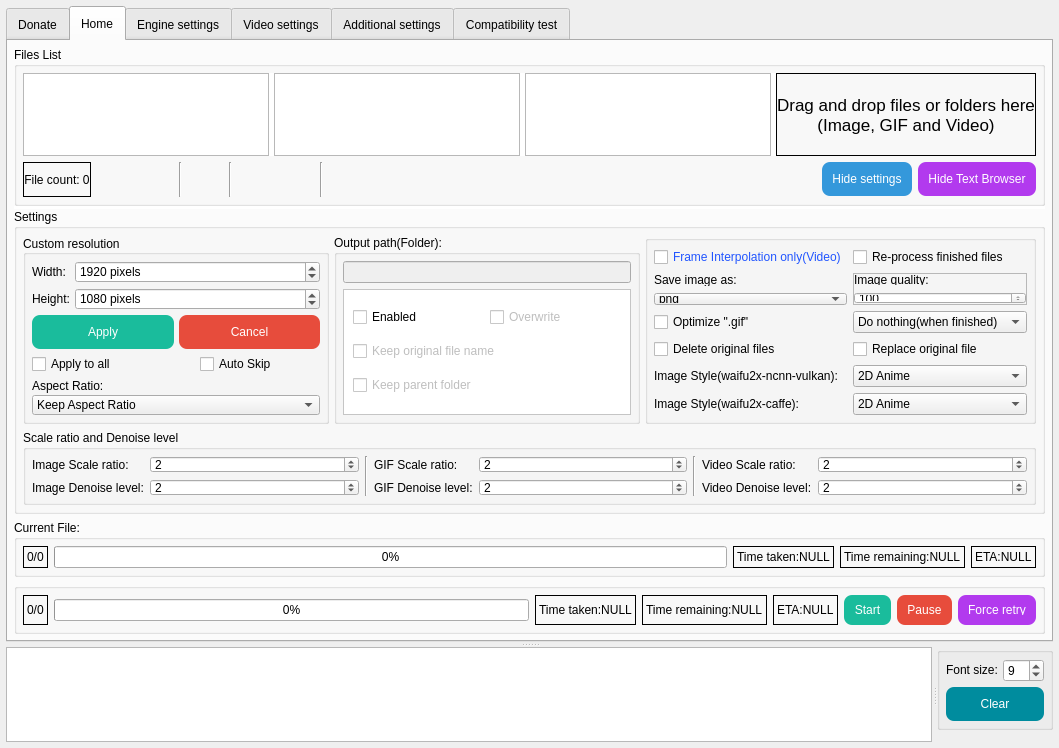
Old version of the form SRC/Waifu2x-Extension-QT/mainwindow.ui in the repository AaronFeng753/Waifu2x-Extension-GUI.
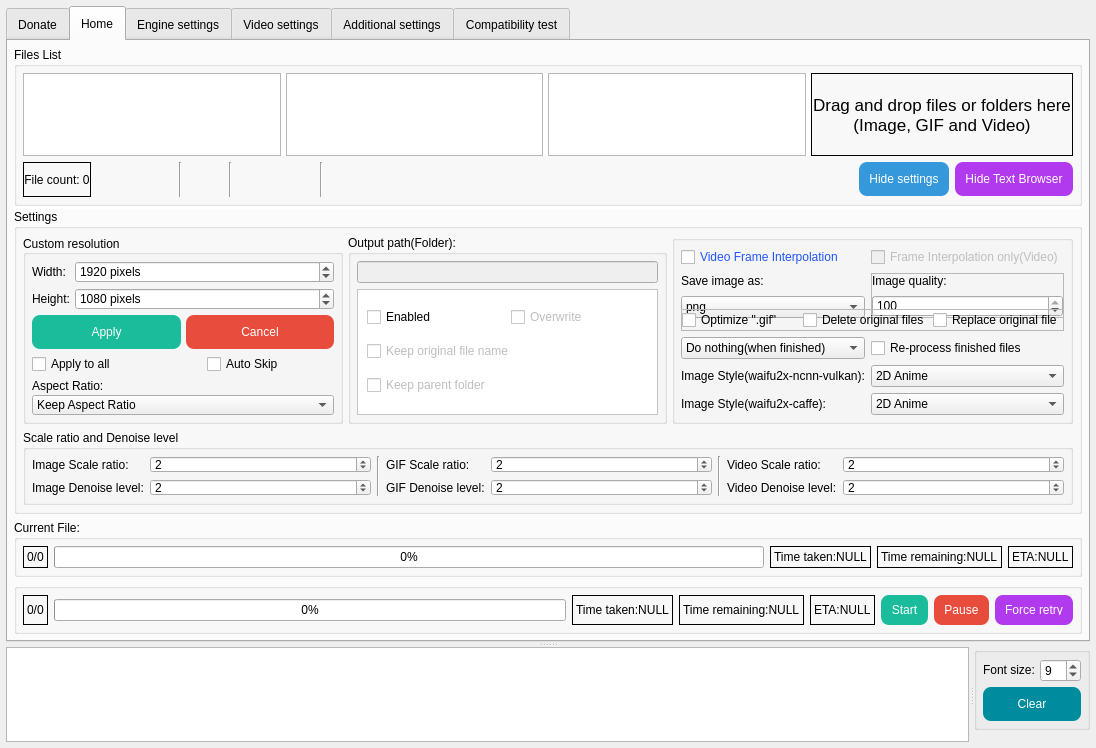
New version of the form. Icons and pictures are not drawn.

What changed in the file:
```diff
--- a/SRC/Waifu2x-Extension-QT/mainwindow.ui
+++ b/SRC/Waifu2x-Extension-QT/mainwindow.ui
@@ -6,7 +6,7 @@
    <rect>
     <x>0</x>
     <y>0</y>
-    <width>1059</width>
+    <width>1096</width>
     <height>748</height>
    </rect>
   </property>
@@ -2123,24 +2123,121 @@
                   <property name="bottomMargin">
                    <number>6</number>
                   </property>
-                  <item row="6" column="1">
-                   <widget class="QComboBox" name="comboBox_ImageStyle_Waifu2xCaffe">
+                  <item row="1" column="1">
+                   <widget class="QFrame" name="frame_2">
+                    <property name="enabled">
+                     <bool>true</bool>
+                    </property>
+                    <property name="sizePolicy">
+                     <sizepolicy hsizetype="Preferred" vsizetype="Fixed">
+                      <horstretch>0</horstretch>
+                      <verstretch>0</verstretch>
+                     </sizepolicy>
+                    </property>
+                    <property name="minimumSize">
+                     <size>
+                      <width>0</width>
+                      <height>45</height>
+                     </size>
+                    </property>
+                    <property name="maximumSize">
+                     <size>
+                      <width>16777215</width>
+                      <height>16777215</height>
+                     </size>
+                    </property>
+                    <property name="frameShape">
+                     <enum>QFrame::StyledPanel</enum>
+                    </property>
+                    <property name="frameShadow">
+                     <enum>QFrame::Raised</enum>
+                    </property>
+                    <layout class="QGridLayout" name="gridLayout_45">
+                     <property name="sizeConstraint">
+                      <enum>QLayout::SetDefaultConstraint</enum>
+                     </property>
+                     <property name="leftMargin">
+                      <number>0</number>
+                     </property>
+                     <property name="topMargin">
+                      <number>0</number>
+                     </property>
+                     <property name="rightMargin">
+                      <number>0</number>
+                     </property>
+                     <property name="bottomMargin">
+                      <number>0</number>
+                     </property>
+                     <property name="spacing">
+                      <number>7</number>
+                     </property>
+                     <item row="1" column="0">
+                      <widget class="QLabel" name="label_63">
+                       <property name="sizePolicy">
+                        <sizepolicy hsizetype="Preferred" vsizetype="Fixed">
+                         <horstretch>0</horstretch>
+                         <verstretch>0</verstretch>
+                        </sizepolicy>
+                       </property>
+                       <property name="text">
+                        <string>Image quality:</string>
+                       </property>
+                      </widget>
+                     </item>
+                     <item row="2" column="0">
+                      <widget class="QSpinBox" name="spinBox_ImageQualityLevel">
+                       <property name="toolTip">
+                        <string>Only takes effect when processing Static Image.
+
+Will NOT take effect when processing Video and GIF.</string>
+                       </property>
+                       <property name="minimum">
+                        <number>1</number>
+                       </property>
+                       <property name="maximum">
+                        <number>100</number>
+                       </property>
+                       <property name="value">
+                        <number>100</number>
+                       </property>
+                      </widget>
+                     </item>
+                    </layout>
+                   </widget>
+                  </item>
+                  <item row="7" column="0">
+                   <widget class="QLabel" name="label_ImageStyle_W2xNCNNVulkan">
+                    <property name="maximumSize">
+                     <size>
+                      <width>16777215</width>
+                      <height>16777215</height>
+                     </size>
+                    </property>
+                    <property name="toolTip">
+                     <string>Only works when using &quot;waifu2x-ncnn-vulkan&quot; engine. 
+Waifu2x-converter and Anime4k only support &quot;2D Anime&quot; image style.
+Realsr-ncnn-vulkan only supports &quot;3D Real-life&quot; image style.
+SRMD-ncnn-vulkan can supports all image style without change any settings.</string>
+                    </property>
+                    <property name="text">
+                     <string>Image Style(waifu2x-ncnn-vulkan):</string>
+                    </property>
+                    <property name="alignment">
+                     <set>Qt::AlignLeading|Qt::AlignLeft|Qt::AlignVCenter</set>
+                    </property>
+                   </widget>
+                  </item>
+                  <item row="8" column="0">
+                   <widget class="QLabel" name="label_ImageStyle_W2xCaffe">
                     <property name="toolTip">
                      <string>Only works when using &quot;waifu2x-caffe&quot; engine. 
 Waifu2x-converter and Anime4k only support &quot;2D Anime&quot; image style.
 Realsr-ncnn-vulkan only supports &quot;3D Real-life&quot; image style.
 SRMD-ncnn-vulkan can supports all image style without change any settings.</string>
                     </property>
-                    <item>
-                     <property name="text">
-                      <string>2D Anime</string>
-                     </property>
-                    </item>
-                    <item>
-                     <property name="text">
-                      <string>3D Real-life</string>
-                     </property>
-                    </item>
+                    <property name="text">
+                     <string>Image Style(waifu2x-caffe):</string>
+                    </property>
                    </widget>
                   </item>
                   <item row="1" column="0">
@@ -2154,10 +2251,16 @@
                       <verstretch>0</verstretch>
                      </sizepolicy>
                     </property>
+                    <property name="minimumSize">
+                     <size>
+                      <width>0</width>
+                      <height>45</height>
+                     </size>
+                    </property>
                     <property name="maximumSize">
                      <size>
                       <width>16777215</width>
-                      <height>45</height>
+                      <height>16777215</height>
                      </size>
                     </property>
                     <property name="frameShape">
@@ -2265,30 +2368,131 @@
                     </layout>
                    </widget>
                   </item>
-                  <item row="0" column="1">
-                   <widget class="QCheckBox" name="checkBox_ReProcFinFiles">
+                  <item row="7" column="1">
+                   <widget class="QComboBox" name="comboBox_ImageStyle">
+                    <property name="minimumSize">
+                     <size>
+                      <width>120</width>
+                      <height>0</height>
+                     </size>
+                    </property>
                     <property name="toolTip">
-                     <string>When there are finished files in the list, the finished files will
-be processed again when the processing process is started again.</string>
+                     <string>Only works when using &quot;waifu2x-ncnn-vulkan&quot; engine. 
+Waifu2x-converter and Anime4k only support &quot;2D Anime&quot; image style.
+Realsr-ncnn-vulkan only supports &quot;3D Real-life&quot; image style.
+SRMD-ncnn-vulkan can supports all image style without change any settings.</string>
                     </property>
-                    <property name="text">
-                     <string>Re-process finished files</string>
+                    <property name="currentText">
+                     <string notr="true">2D Anime</string>
                     </property>
+                    <item>
+                     <property name="text">
+                      <string>2D Anime</string>
+                     </property>
+                    </item>
+                    <item>
+                     <property name="text">
+                      <string>3D Real-life</string>
+                     </property>
+                    </item>
                    </widget>
                   </item>
-                  <item row="4" column="1">
-                   <widget class="QCheckBox" name="checkBox_ReplaceOriginalFile">
+                  <item row="8" column="1">
+                   <widget class="QComboBox" name="comboBox_ImageStyle_Waifu2xCaffe">
+                    <property name="toolTip">
+                     <string>Only works when using &quot;waifu2x-caffe&quot; engine. 
+Waifu2x-converter and Anime4k only support &quot;2D Anime&quot; image style.
+Realsr-ncnn-vulkan only supports &quot;3D Real-life&quot; image style.
+SRMD-ncnn-vulkan can supports all image style without change any settings.</string>
+                    </property>
+                    <item>
+                     <property name="text">
+                      <string>2D Anime</string>
+                     </property>
+                    </item>
+                    <item>
+                     <property name="text">
+                      <string>3D Real-life</string>
+                     </property>
+                    </item>
+                   </widget>
+                  </item>
+                  <item row="4" column="0" colspan="2">
+                   <widget class="QFrame" name="frame_13">
                     <property name="sizePolicy">
                      <sizepolicy hsizetype="Preferred" vsizetype="Fixed">
                       <horstretch>0</horstretch>
                       <verstretch>0</verstretch>
                      </sizepolicy>
                     </property>
-                    <property name="contextMenuPolicy">
-                     <enum>Qt::ActionsContextMenu</enum>
+                    <property name="minimumSize">
+                     <size>
+                      <width>0</width>
+                      <height>0</height>
+                     </size>
                     </property>
-                    <property name="toolTip">
-                     <string>After processing the file, directly replace
+                    <property name="frameShape">
+                     <enum>QFrame::StyledPanel</enum>
+                    </property>
+                    <property name="frameShadow">
+                     <enum>QFrame::Raised</enum>
+                    </property>
+                    <layout class="QGridLayout" name="gridLayout_66">
+                     <property name="leftMargin">
+                      <number>0</number>
+                     </property>
+                     <property name="topMargin">
+                      <number>0</number>
+                     </property>
+                     <property name="rightMargin">
+                      <number>0</number>
+                     </property>
+                     <property name="bottomMargin">
+                      <number>0</number>
+                     </property>
+                     <property name="horizontalSpacing">
+                      <number>3</number>
+                     </property>
+                     <property name="verticalSpacing">
+                      <number>0</number>
+                     </property>
+                     <item row="0" column="1">
+                      <widget class="QCheckBox" name="checkBox_DelOriginal">
+                       <property name="sizePolicy">
+                        <sizepolicy hsizetype="Preferred" vsizetype="Fixed">
+                         <horstretch>0</horstretch>
+                         <verstretch>0</verstretch>
+                        </sizepolicy>
+                       </property>
+                       <property name="contextMenuPolicy">
+                        <enum>Qt::ActionsContextMenu</enum>
+                       </property>
+                       <property name="toolTip">
+                        <string>Delete the original file after processing is complete.
+
+*This option will be deactivated when [Replace original
+file] is enabled*
+
+[Right click here to show more options]</string>
+                       </property>
+                       <property name="text">
+                        <string>Delete original files</string>
+                       </property>
+                      </widget>
+                     </item>
+                     <item row="0" column="2">
+                      <widget class="QCheckBox" name="checkBox_ReplaceOriginalFile">
+                       <property name="sizePolicy">
+                        <sizepolicy hsizetype="Preferred" vsizetype="Fixed">
+                         <horstretch>0</horstretch>
+                         <verstretch>0</verstretch>
+                        </sizepolicy>
+                       </property>
+                       <property name="contextMenuPolicy">
+                        <enum>Qt::ActionsContextMenu</enum>
+                       </property>
+                       <property name="toolTip">
+                        <string>After processing the file, directly replace
 the original file with the result file.
 (And keep the original file name.)
 
@@ -2298,219 +2502,35 @@
 path] or [Delete original files] is enabled*
 
 [Right click here to show more options]</string>
-                    </property>
-                    <property name="text">
-                     <string>Replace original file</string>
-                    </property>
-                   </widget>
-                  </item>
-                  <item row="1" column="1">
-                   <widget class="QFrame" name="frame_2">
-                    <property name="enabled">
-                     <bool>true</bool>
-                    </property>
-                    <property name="sizePolicy">
-                     <sizepolicy hsizetype="Preferred" vsizetype="Fixed">
-                      <horstretch>0</horstretch>
-                      <verstretch>0</verstretch>
-                     </sizepolicy>
-                    </property>
-                    <property name="maximumSize">
-                     <size>
-                      <width>16777215</width>
-                      <height>45</height>
-                     </size>
-                    </property>
-                    <property name="frameShape">
-                     <enum>QFrame::StyledPanel</enum>
-                    </property>
-                    <property name="frameShadow">
-                     <enum>QFrame::Raised</enum>
-                    </property>
-                    <layout class="QGridLayout" name="gridLayout_45">
-                     <property name="sizeConstraint">
-                      <enum>QLayout::SetDefaultConstraint</enum>
-                     </property>
-                     <property name="leftMargin">
-                      <number>0</number>
-                     </property>
-                     <property name="topMargin">
-                      <number>0</number>
-                     </property>
-                     <property name="rightMargin">
-                      <number>0</number>
-                     </property>
-                     <property name="bottomMargin">
-                      <number>0</number>
-                     </property>
-                     <property name="spacing">
-                      <number>7</number>
-                     </property>
-                     <item row="1" column="0">
-                      <widget class="QLabel" name="label_63">
+                       </property>
+                       <property name="text">
+                        <string>Replace original file</string>
+                       </property>
+                      </widget>
+                     </item>
+                     <item row="0" column="0">
+                      <widget class="QCheckBox" name="checkBox_OptGIF">
                        <property name="sizePolicy">
                         <sizepolicy hsizetype="Preferred" vsizetype="Fixed">
                          <horstretch>0</horstretch>
                          <verstretch>0</verstretch>
                         </sizepolicy>
                        </property>
-                       <property name="text">
-                        <string>Image quality:</string>
-                       </property>
-                      </widget>
-                     </item>
-                     <item row="2" column="0">
-                      <widget class="QSpinBox" name="spinBox_ImageQualityLevel">
                        <property name="toolTip">
-                        <string>Only takes effect when processing Static Image.
-
-Will NOT take effect when processing Video and GIF.</string>
-                       </property>
-                       <property name="minimum">
-                        <number>1</number>
-                       </property>
-                       <property name="maximum">
-                        <number>100</number>
-                       </property>
-                       <property name="value">
-                        <number>100</number>
-                       </property>
-                      </widget>
-                     </item>
-                    </layout>
-                   </widget>
-                  </item>
-                  <item row="0" column="0">
-                   <widget class="QCheckBox" name="checkBox_FrameInterpolationOnly_Video">
-                    <property name="font">
-                     <font>
-                      <weight>50</weight>
-                      <bold>false</bold>
-                     </font>
-                    </property>
-                    <property name="toolTip">
-                     <string>Skip the super-resolution, only interpolate video frames.
-You can modify the settings of Frame Interpolation in the
-[Video settings] tab.
-
-*Only taken effect when processing video*</string>
-                    </property>
-                    <property name="styleSheet">
-                     <string notr="true">color: rgb(33, 85, 255);</string>
-                    </property>
-                    <property name="text">
-                     <string>Frame Interpolation only(Video)</string>
-                    </property>
-                   </widget>
-                  </item>
-                  <item row="5" column="1">
-                   <widget class="QComboBox" name="comboBox_ImageStyle">
-                    <property name="minimumSize">
-                     <size>
-                      <width>120</width>
-                      <height>0</height>
-                     </size>
-                    </property>
-                    <property name="toolTip">
-                     <string>Only works when using &quot;waifu2x-ncnn-vulkan&quot; engine. 
-Waifu2x-converter and Anime4k only support &quot;2D Anime&quot; image style.
-Realsr-ncnn-vulkan only supports &quot;3D Real-life&quot; image style.
-SRMD-ncnn-vulkan can supports all image style without change any settings.</string>
-                    </property>
-                    <property name="currentText">
-                     <string notr="true">2D Anime</string>
-                    </property>
-                    <item>
-                     <property name="text">
-                      <string>2D Anime</string>
-                     </property>
-                    </item>
-                    <item>
-                     <property name="text">
-                      <string>3D Real-life</string>
-                     </property>
-                    </item>
-                   </widget>
-                  </item>
-                  <item row="6" column="0">
-                   <widget class="QLabel" name="label_ImageStyle_W2xCaffe">
-                    <property name="toolTip">
-                     <string>Only works when using &quot;waifu2x-caffe&quot; engine. 
-Waifu2x-converter and Anime4k only support &quot;2D Anime&quot; image style.
-Realsr-ncnn-vulkan only supports &quot;3D Real-life&quot; image style.
-SRMD-ncnn-vulkan can supports all image style without change any settings.</string>
-                    </property>
-                    <property name="text">
-                     <string>Image Style(waifu2x-caffe):</string>
-                    </property>
-                   </widget>
-                  </item>
-                  <item row="5" column="0">
-                   <widget class="QLabel" name="label_ImageStyle_W2xNCNNVulkan">
-                    <property name="maximumSize">
-                     <size>
-                      <width>16777215</width>
-                      <height>16777215</height>
-                     </size>
-                    </property>
-                    <property name="toolTip">
-                     <string>Only works when using &quot;waifu2x-ncnn-vulkan&quot; engine. 
-Waifu2x-converter and Anime4k only support &quot;2D Anime&quot; image style.
-Realsr-ncnn-vulkan only supports &quot;3D Real-life&quot; image style.
-SRMD-ncnn-vulkan can supports all image style without change any settings.</string>
-                    </property>
-                    <property name="text">
-                     <string>Image Style(waifu2x-ncnn-vulkan):</string>
-                    </property>
-                    <property name="alignment">
-                     <set>Qt::AlignLeading|Qt::AlignLeft|Qt::AlignVCenter</set>
-                    </property>
-                   </widget>
-                  </item>
-                  <item row="3" column="0">
-                   <widget class="QCheckBox" name="checkBox_OptGIF">
-                    <property name="sizePolicy">
-                     <sizepolicy hsizetype="Preferred" vsizetype="Fixed">
-                      <horstretch>0</horstretch>
-                      <verstretch>0</verstretch>
-                     </sizepolicy>
-                    </property>
-                    <property name="toolTip">
-                     <string>Optimizing the scaled gif will slightly reduce the
+                        <string>Optimizing the scaled gif will slightly reduce the
 image quality, but it can reduce the GIF file size.
 
 It is recommended to enable this option.</string>
-                    </property>
-                    <property name="text">
-                     <string>Optimize &quot;.gif&quot;</string>
-                    </property>
+                       </property>
+                       <property name="text">
+                        <string>Optimize &quot;.gif&quot;</string>
+                       </property>
+                      </widget>
+                     </item>
+                    </layout>
                    </widget>
                   </item>
-                  <item row="4" column="0">
-                   <widget class="QCheckBox" name="checkBox_DelOriginal">
-                    <property name="sizePolicy">
-                     <sizepolicy hsizetype="Preferred" vsizetype="Fixed">
-                      <horstretch>0</horstretch>
-                      <verstretch>0</verstretch>
-                     </sizepolicy>
-                    </property>
-                    <property name="contextMenuPolicy">
-                     <enum>Qt::ActionsContextMenu</enum>
-                    </property>
-                    <property name="toolTip">
-                     <string>Delete the original file after processing is complete.
-
-*This option will be deactivated when [Replace original
-file] is enabled*
-
-[Right click here to show more options]</string>
-                    </property>
-                    <property name="text">
-                     <string>Delete original files</string>
-                    </property>
-                   </widget>
-                  </item>
-                  <item row="3" column="1">
+                  <item row="5" column="0">
                    <widget class="QComboBox" name="comboBox_FinishAction">
                     <property name="toolTip">
                      <string>Select the action to be executed automatically
@@ -2543,6 +2563,59 @@
                     </item>
                    </widget>
                   </item>
+                  <item row="5" column="1">
+                   <widget class="QCheckBox" name="checkBox_ReProcFinFiles">
+                    <property name="toolTip">
+                     <string>When there are finished files in the list, the finished files will
+be processed again when the processing process is started again.</string>
+                    </property>
+                    <property name="text">
+                     <string>Re-process finished files</string>
+                    </property>
+                   </widget>
+                  </item>
+                  <item row="0" column="1">
+                   <widget class="QCheckBox" name="checkBox_FrameInterpolationOnly_Video">
+                    <property name="enabled">
+                     <bool>false</bool>
+                    </property>
+                    <property name="font">
+                     <font>
+                      <weight>50</weight>
+                      <bold>false</bold>
+                     </font>
+                    </property>
+                    <property name="toolTip">
+                     <string>Skip the super-resolution, only interpolate video frames.
+You can modify the settings of Frame Interpolation in the
+[Video settings] tab.
+
+*Only taken effect when processing video*</string>
+                    </property>
+                    <property name="styleSheet">
+                     <string notr="true"/>
+                    </property>
+                    <property name="text">
+                     <string>Frame Interpolation only(Video)</string>
+                    </property>
+                   </widget>
+                  </item>
+                  <item row="0" column="0">
+                   <widget class="QCheckBox" name="checkBox_EnableVFI_Home">
+                    <property name="toolTip">
+                     <string>You can modify the settings of Frame Interpolation
+in the [Video settings] tab.
+
+*Only taken effect when processing video*</string>
+                    </property>
+                    <property name="styleSheet">
+                     <string notr="true">color: rgb(33, 85, 255);</string>
+                    </property>
+                    <property name="text">
+                     <string>Video Frame Interpolation</string>
+                    </property>
+                   </widget>
+                  </item>
                  </layout>
                 </widget>
                </item>
```
